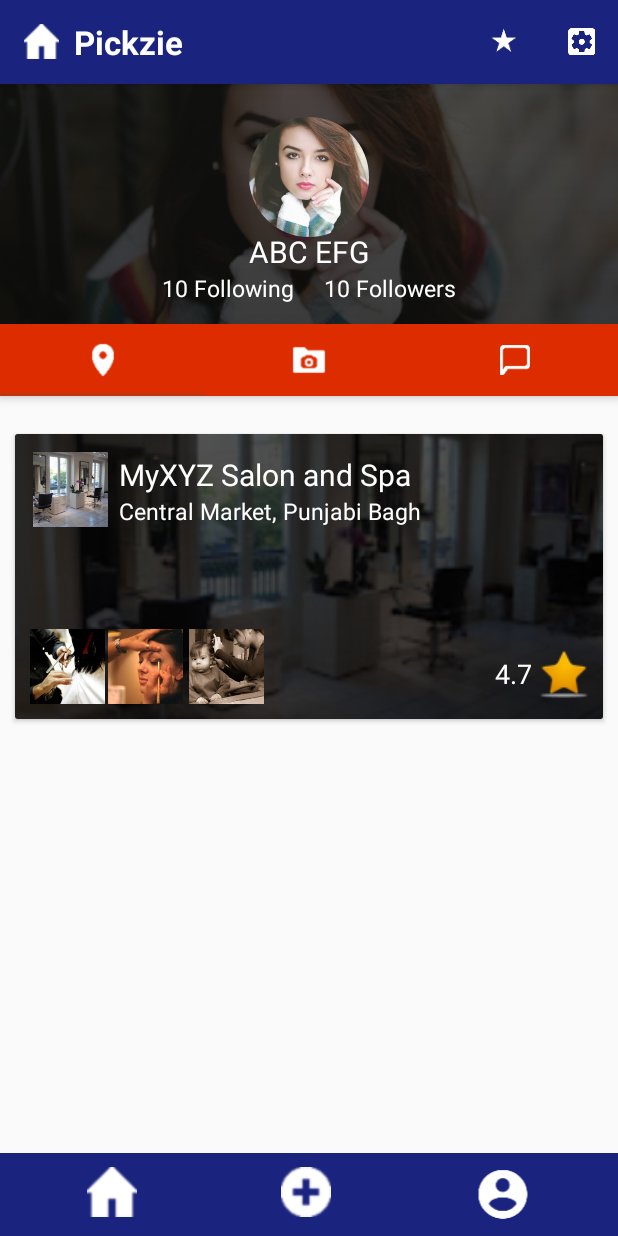
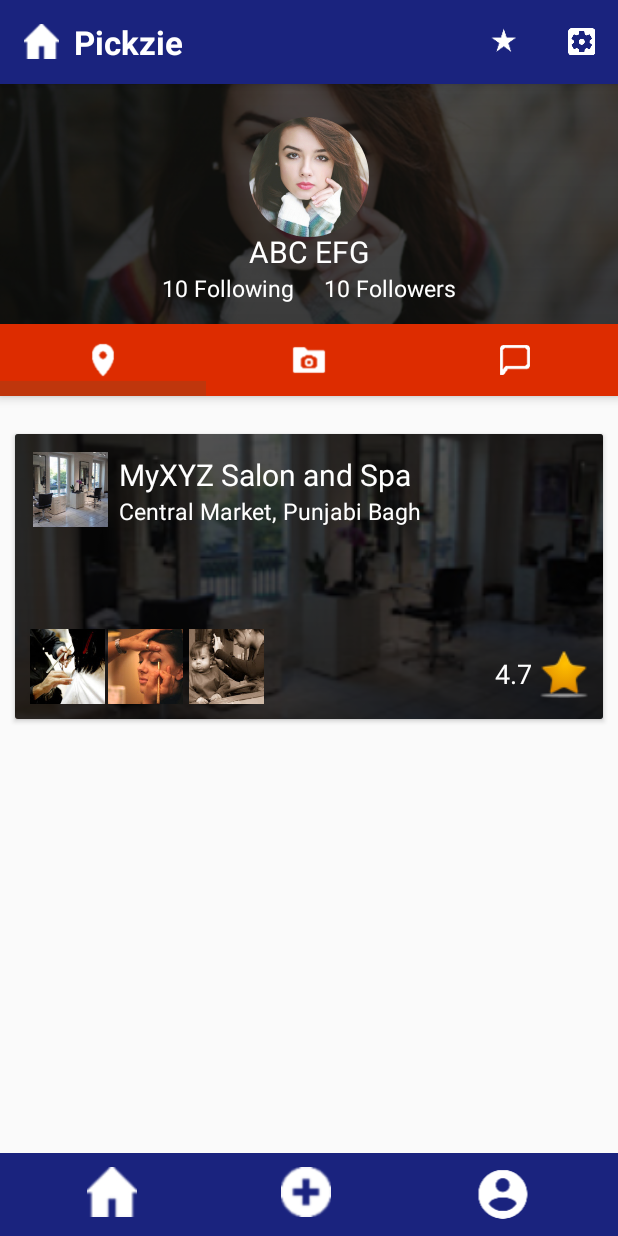
Before and after one commit to chhavip/Pickzie, an Android app: the ProfilePage screen opened directly, with no data from a screen before it, on a phone screen of 412 x 824 dp. Run offline under Robolectric (Android 15) with nearby library versions, the phone set to English and light mode, and no system bars; our stand-ins replace CircleImageView; libraries missing offline, so code that uses them is left out: com.cocosw.bottomsheet.

Commit message:
Improved Profile Page Tabs

```diff
--- a/app/src/main/java/com/chhavi/pickzie/Activity/ProfilePage.java
+++ b/app/src/main/java/com/chhavi/pickzie/Activity/ProfilePage.java
@@ -12,6 +12,7 @@ import android.support.design.widget.TabLayout;
 import android.support.v4.app.Fragment;
 import android.support.v4.app.FragmentManager;
 import android.support.v4.app.FragmentPagerAdapter;
+import android.support.v4.content.ContextCompat;
 import android.support.v4.view.ViewPager;
 import android.support.v7.app.AppCompatActivity;
 import android.os.Bundle;
@@ -72,7 +73,6 @@ public class ProfilePage extends AppCompatActivity implements View.OnClickListen
         tabLayout.getTabAt(0).setIcon(R.drawable.place);
         tabLayout.getTabAt(1).setIcon(R.drawable.picture);
         tabLayout.getTabAt(2).setIcon(R.drawable.review);
-
 
         Bitmap bitmap = BitmapFactory.decodeResource(getResources(), R.drawable.dp);
         int startColor = Color.argb(170,0, 0, 0);
--- a/app/src/main/res/layout/activity_profile_page.xml
+++ b/app/src/main/res/layout/activity_profile_page.xml
@@ -88,7 +88,8 @@
             android:background="@color/colorAccent"
             android:layout_width="match_parent"
             android:layout_height="wrap_content"
-            app:tabIndicatorColor="@color/colorAccentDark"/>
+            app:tabIndicatorColor="@color/colorAccentDark"
+            app:tabIndicatorHeight="10dp"/>
 
     </android.support.design.widget.AppBarLayout>
 
```
